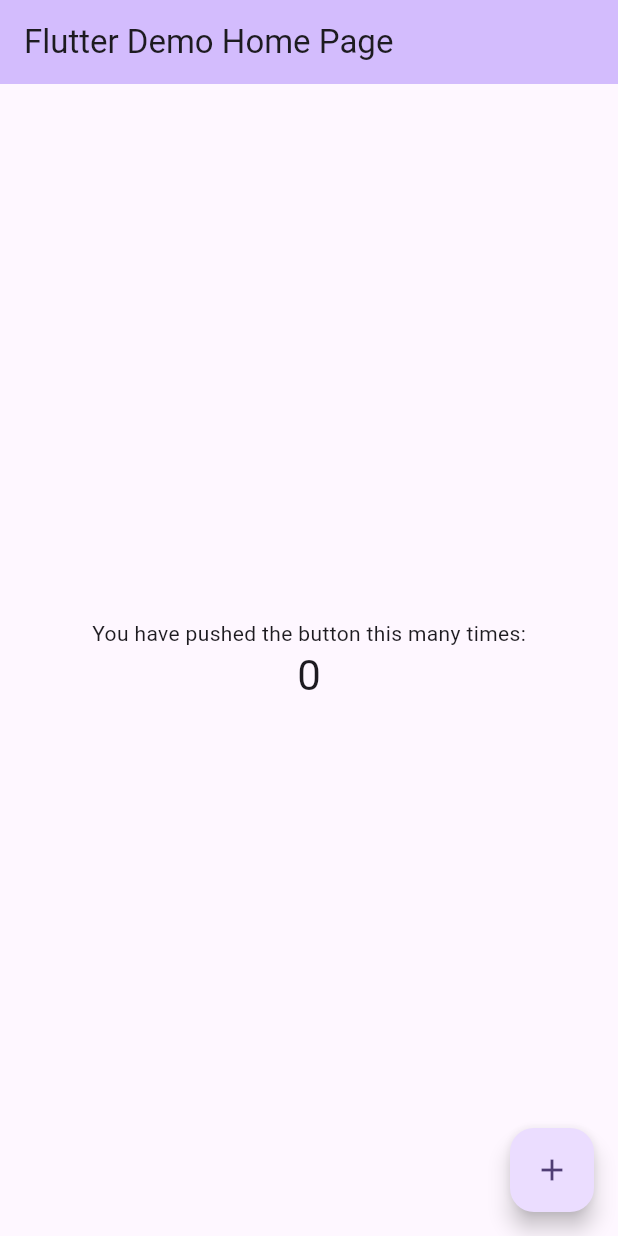
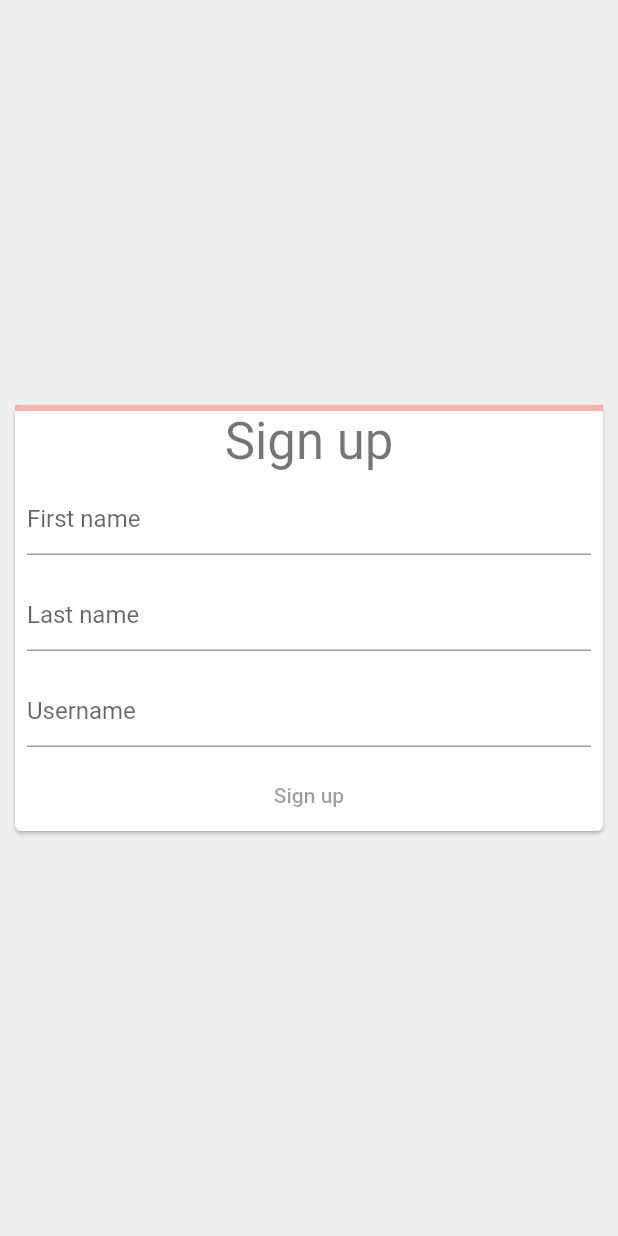
Before and after one commit to eclipsegst/flutter, a Flutter app: the screen it shows after launch, on a phone screen of 412 x 824 dp. Run offline on Flutter 3.47's test engine with Material 2 defaults, Android fonts, the phone set to English and light mode, and no system bars.

```diff
--- a/web_app/lib/main.dart
+++ b/web_app/lib/main.dart
@@ -1,125 +1,21 @@
 import 'package:flutter/material.dart';
+import 'sign_up_screen.dart';
+import 'welcome_screen.dart';
 
 void main() {
-  runApp(const MyApp());
+  runApp(const MainApp());
 }
 
-class MyApp extends StatelessWidget {
-  const MyApp({super.key});
+class MainApp extends StatelessWidget {
+  const MainApp({super.key});
 
-  // This widget is the root of your application.
   @override
   Widget build(BuildContext context) {
     return MaterialApp(
-      title: 'Flutter Demo',
-      theme: ThemeData(
-        // This is the theme of your application.
-        //
-        // TRY THIS: Try running your application with "flutter run". You'll see
-        // the application has a blue toolbar. Then, without quitting the app,
-        // try changing the seedColor in the colorScheme below to Colors.green
-        // and then invoke "hot reload" (save your changes or press the "hot
-        // reload" button in a Flutter-supported IDE, or press "r" if you used
-        // the command line to start the app).
-        //
-        // Notice that the counter didn't reset back to zero; the application
-        // state is not lost during the reload. To reset the state, use hot
-        // restart instead.
-        //
-        // This works for code too, not just values: Most code changes can be
-        // tested with just a hot reload.
-        colorScheme: ColorScheme.fromSeed(seedColor: Colors.deepPurple),
-        useMaterial3: true,
-      ),
-      home: const MyHomePage(title: 'Flutter Demo Home Page'),
+      routes: {
+        '/': (context) => const SignUpScreen(),
+        '/welcome': (context) => const WelcomeScreen(),
+      },
     );
   }
 }
-
-class MyHomePage extends StatefulWidget {
-  const MyHomePage({super.key, required this.title});
-
-  // This widget is the home page of your application. It is stateful, meaning
-  // that it has a State object (defined below) that contains fields that affect
-  // how it looks.
-
-  // This class is the configuration for the state. It holds the values (in this
-  // case the title) provided by the parent (in this case the App widget) and
-  // used by the build method of the State. Fields in a Widget subclass are
-  // always marked "final".
-
-  final String title;
-
-  @override
-  State<MyHomePage> createState() => _MyHomePageState();
-}
-
-class _MyHomePageState extends State<MyHomePage> {
-  int _counter = 0;
-
-  void _incrementCounter() {
-    setState(() {
-      // This call to setState tells the Flutter framework that something has
-      // changed in this State, which causes it to rerun the build method below
-      // so that the display can reflect the updated values. If we changed
-      // _counter without calling setState(), then the build method would not be
-      // called again, and so nothing would appear to happen.
-      _counter++;
-    });
-  }
-
-  @override
-  Widget build(BuildContext context) {
-    // This method is rerun every time setState is called, for instance as done
-    // by the _incrementCounter method above.
-    //
-    // The Flutter framework has been optimized to make rerunning build methods
-    // fast, so that you can just rebuild anything that needs updating rather
-    // than having to individually change instances of widgets.
-    return Scaffold(
-      appBar: AppBar(
-        // TRY THIS: Try changing the color here to a specific color (to
-        // Colors.amber, perhaps?) and trigger a hot reload to see the AppBar
-        // change color while the other colors stay the same.
-        backgroundColor: Theme.of(context).colorScheme.inversePrimary,
-        // Here we take the value from the MyHomePage object that was created by
-        // the App.build method, and use it to set our appbar title.
-        title: Text(widget.title),
-      ),
-      body: Center(
-        // Center is a layout widget. It takes a single child and positions it
-        // in the middle of the parent.
-        child: Column(
-          // Column is also a layout widget. It takes a list of children and
-          // arranges them vertically. By default, it sizes itself to fit its
-          // children horizontally, and tries to be as tall as its parent.
-          //
-          // Column has various properties to control how it sizes itself and
-          // how it positions its children. Here we use mainAxisAlignment to
-          // center the children vertically; the main axis here is the vertical
-          // axis because Columns are vertical (the cross axis would be
-          // horizontal).
-          //
-          // TRY THIS: Invoke "debug painting" (choose the "Toggle Debug Paint"
-          // action in the IDE, or press "p" in the console), to see the
-          // wireframe for each widget.
-          mainAxisAlignment: MainAxisAlignment.center,
-          children: <Widget>[
-            const Text(
-              'You have pushed the button this many times:',
-            ),
-            Text(
-              '$_counter',
-              style: Theme.of(context).textTheme.headlineMedium,
-            ),
-          ],
-        ),
-      ),
-      floatingActionButton: FloatingActionButton(
-        onPressed: _incrementCounter,
-        tooltip: 'Increment',
-        child: const Icon(Icons.add),
-      ), // This trailing comma makes auto-formatting nicer for build methods.
-    );
-  }
-}
--- /dev/null
+++ b/web_app/lib/sign_up_screen.dart
@@ -0,0 +1,174 @@
+import 'package:flutter/material.dart';
+
+class SignUpScreen extends StatelessWidget {
+  const SignUpScreen({super.key});
+
+  @override
+  Widget build(BuildContext context) {
+    return Scaffold(
+      backgroundColor: Colors.grey[200],
+      body: const Center(
+        child: SizedBox(
+          width: 400,
+          child: Card(
+            child: SignUpForm(),
+          ),
+        ),
+      ),
+    );
+  }
+}
+
+class SignUpForm extends StatefulWidget {
+  const SignUpForm({super.key});
+
+  @override
+  State<SignUpForm> createState() => _SignUpFormState();
+}
+
+class _SignUpFormState extends State<SignUpForm> {
+  final _firstNameTextController = TextEditingController();
+  final _lastNameTextController = TextEditingController();
+  final _usernameTextController = TextEditingController();
+
+  double _formProgress = 0;
+
+  @override
+  Widget build(BuildContext context) {
+    return Form(
+      onChanged: () => _updateFormProgress(),
+      child: Column(
+        mainAxisSize: MainAxisSize.min,
+        children: [
+          AnimatedProgressIndicator(value: _formProgress),
+          Text('Sign up', style: Theme.of(context).textTheme.headlineMedium),
+          Padding(
+            padding: const EdgeInsets.all(8.0),
+            child: TextFormField(
+              controller: _firstNameTextController,
+              decoration: const InputDecoration(hintText: 'First name'),
+            ),
+          ),
+          Padding(
+            padding: const EdgeInsets.all(8.0),
+            child: TextFormField(
+              controller: _lastNameTextController,
+              decoration: const InputDecoration(hintText: 'Last name'),
+            ),
+          ),
+          Padding(
+            padding: const EdgeInsets.all(8.0),
+            child: TextFormField(
+              controller: _usernameTextController,
+              decoration: const InputDecoration(hintText: 'Username'),
+            ),
+          ),
+          TextButton(
+            style: ButtonStyle(
+              foregroundColor: MaterialStateProperty.resolveWith(
+                  (Set<MaterialState> states) {
+                return states.contains(MaterialState.disabled)
+                    ? null
+                    : Colors.white;
+              }),
+              backgroundColor: MaterialStateProperty.resolveWith(
+                  (Set<MaterialState> states) {
+                return states.contains(MaterialState.disabled)
+                    ? null
+                    : Colors.blue;
+              }),
+            ),
+            onPressed: _formProgress == 1 ? _showWelcomeScreen : null,
+            child: const Text('Sign up'),
+          ),
+        ],
+      ),
+    );
+  }
+
+  void _showWelcomeScreen() {
+    Navigator.of(context).pushNamed('/welcome');
+  }
+
+  void _updateFormProgress() {
+    var progress = 0.0;
+    final controllers = [
+      _firstNameTextController,
+      _lastNameTextController,
+      _usernameTextController
+    ];
+
+    for (final controller in controllers) {
+      if (controller.value.text.isNotEmpty) {
+        progress += 1 / controllers.length;
+      }
+    }
+
+    setState(() {
+      _formProgress = progress;
+    });
+  }
+}
+
+class AnimatedProgressIndicator extends StatefulWidget {
+  final double value;
+
+  const AnimatedProgressIndicator({super.key,
+    required this.value,
+  });
+
+  @override
+  State<AnimatedProgressIndicator> createState() {
+    return _AnimatedProgressIndicatorState();
+  }
+}
+
+class _AnimatedProgressIndicatorState extends State<AnimatedProgressIndicator>
+    with SingleTickerProviderStateMixin {
+  late AnimationController _controller;
+  late Animation<Color?> _colorAnimation;
+  late Animation<double> _curveAnimation;
+
+  @override
+  void initState() {
+    super.initState();
+    _controller = AnimationController(
+        duration: const Duration(milliseconds: 1200), vsync: this);
+
+    final colorTween = TweenSequence([
+      TweenSequenceItem(
+        tween: ColorTween(begin: Colors.red, end: Colors.orange),
+        weight: 1,
+      ),
+      TweenSequenceItem(
+        tween: ColorTween(begin: Colors.orange, end: Colors.yellow),
+        weight: 1,
+      ),
+      TweenSequenceItem(
+        tween: ColorTween(begin: Colors.yellow, end: Colors.green),
+        weight: 1,
+      ),
+    ]);
+
+    _colorAnimation = _controller.drive(colorTween);
+    _curveAnimation = _controller.drive(CurveTween(curve: Curves.easeIn));
+  }
+
+  @override
+  void didUpdateWidget(oldWidget) {
+    super.didUpdateWidget(oldWidget);
+    _controller.animateTo(widget.value);
+  }
+
+  @override
+  Widget build(BuildContext context) {
+    return AnimatedBuilder(
+      animation: _controller,
+      builder: (context, child) => LinearProgressIndicator(
+        value: _curveAnimation.value,
+        valueColor: _colorAnimation,
+        backgroundColor: _colorAnimation.value?.withOpacity(0.4),
+      ),
+    );
+  }
+}
--- /dev/null
+++ b/web_app/lib/welcome_screen.dart
@@ -0,0 +1,15 @@
+import 'package:flutter/material.dart';
+
+class WelcomeScreen extends StatelessWidget {
+  const WelcomeScreen({super.key});
+
+  @override
+  Widget build(BuildContext context) {
+    return Scaffold(
+      body: Center(
+        child:
+            Text('Welcome!', style: Theme.of(context).textTheme.displayMedium),
+      ),
+    );
+  }
+}
```
Also changed, not shown: 1 other file.
